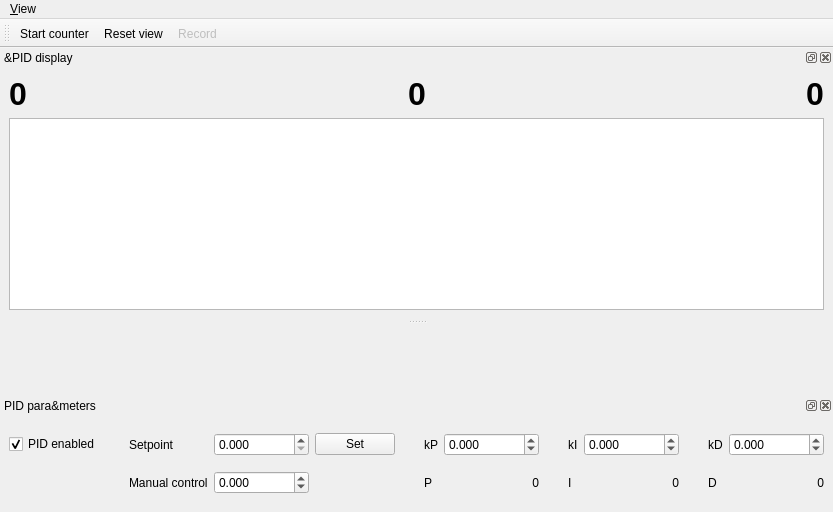
First picture: the form in src/qudi/gui/pidgui/ui_pid_control.ui, repository SparrowQuantum/qudi-iqo-modules-sparrow, before the edit.
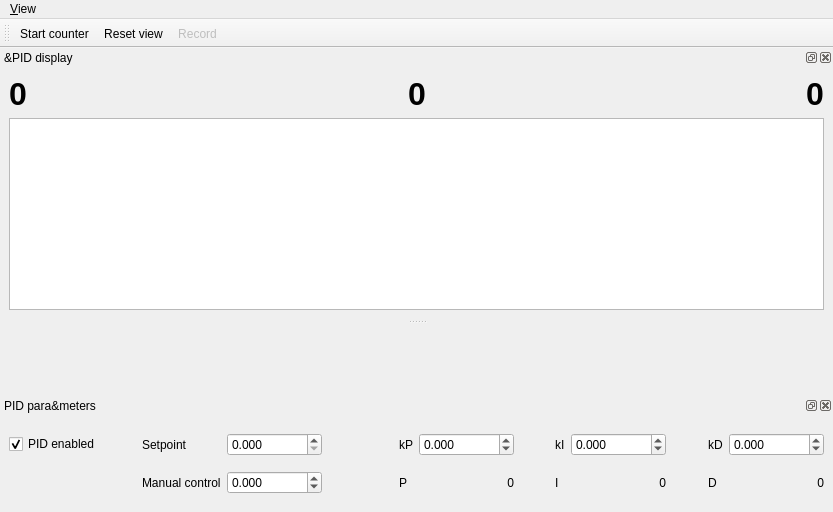
Second picture: the form after the edit. Icons and pictures are not drawn. Custom widgets are drawn as their Qt base class.

Commit message:
fix(pidgui): remove setpoint push button
Setpoint now applied exclusively on Enter key press.

```diff
--- a/src/qudi/gui/pidgui/ui_pid_control.ui
+++ b/src/qudi/gui/pidgui/ui_pid_control.ui
@@ -502,19 +502,6 @@
        </property>
       </widget>
      </item>
-     <item row="0" column="4">
-      <widget class="QPushButton" name="setpointPushButton">
-       <property name="sizePolicy">
-        <sizepolicy hsizetype="Fixed" vsizetype="Fixed">
-         <horstretch>0</horstretch>
-         <verstretch>0</verstretch>
-        </sizepolicy>
-       </property>
-       <property name="text">
-        <string>Set</string>
-       </property>
-      </widget>
-     </item>
      <item row="0" column="5">
       <spacer name="horizontalSpacer_3">
        <property name="orientation">
```
The commit also changes 1 other file.
